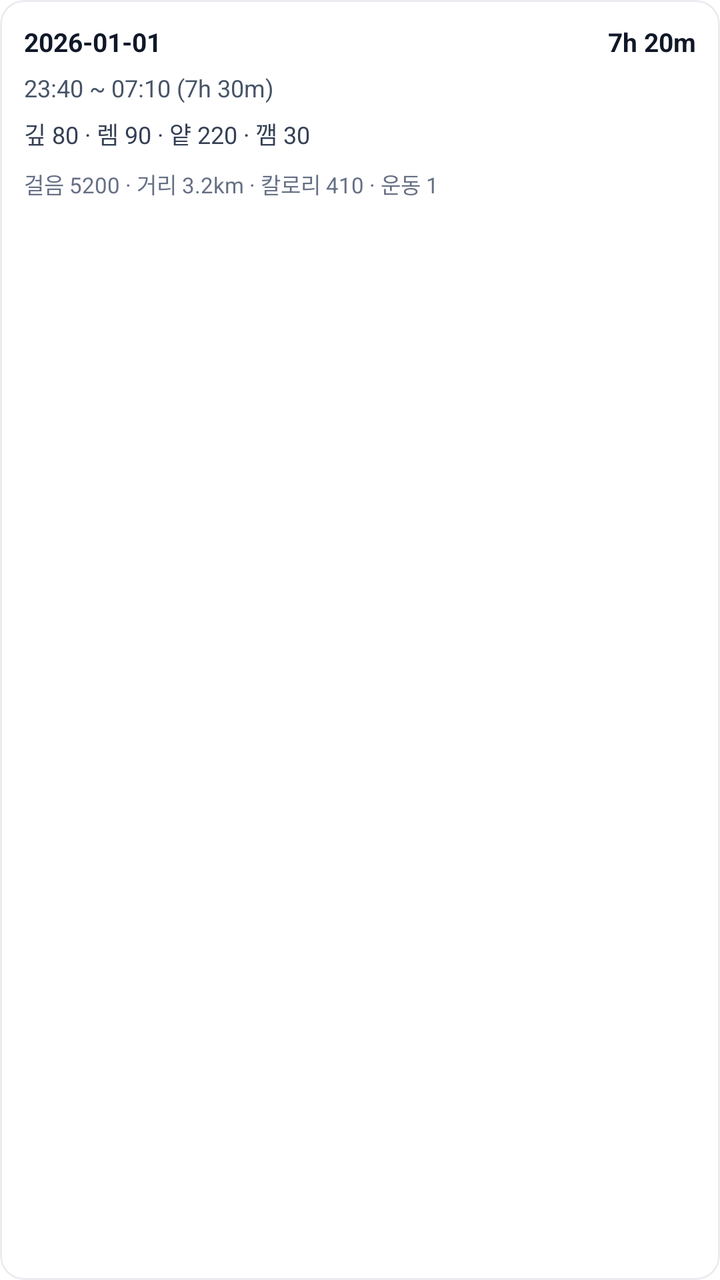
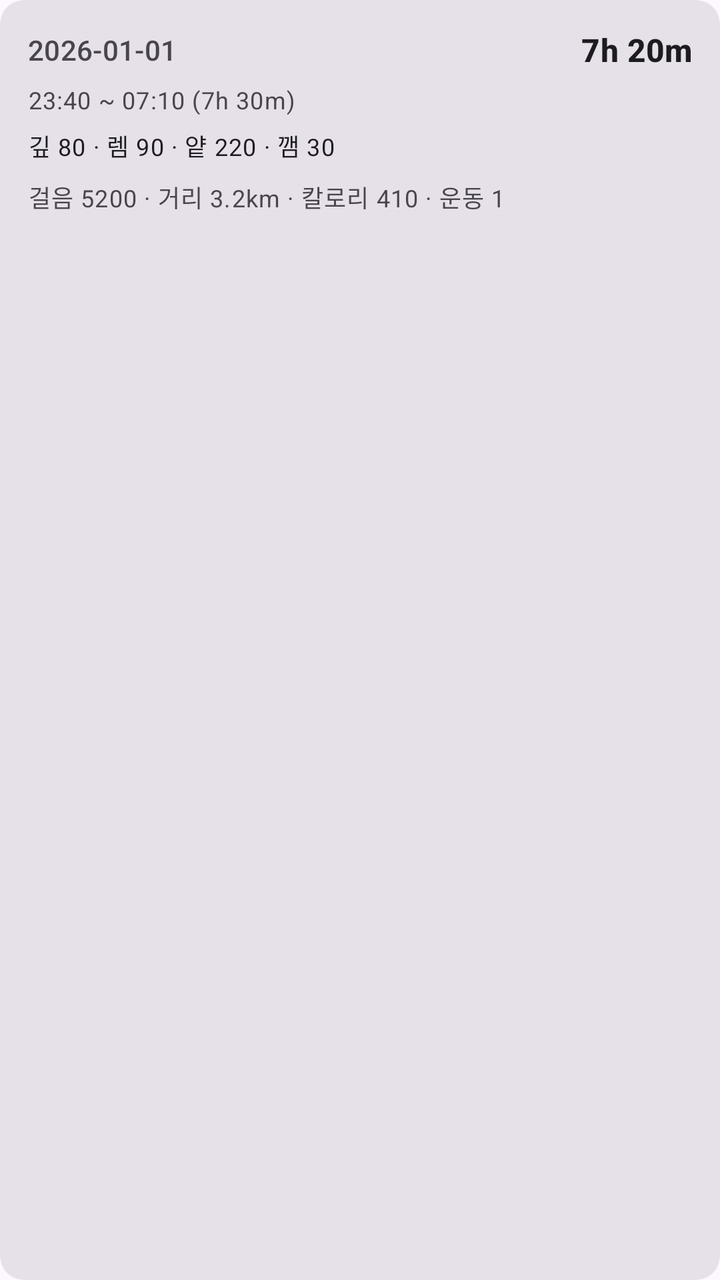

The first picture is an Android layout as it rendered before a commit; the second is the same layout after the commit. The layout source and the unified diff follow.
<!-- AndroidManifest.xml: application theme Theme.OpenclawHealthUploader -->
<!-- res/layout/item_health_daily.xml -->
<?xml version="1.0" encoding="utf-8"?>
<com.google.android.material.card.MaterialCardView xmlns:android="http://schemas.android.com/apk/res/android"
  xmlns:app="http://schemas.android.com/apk/res-auto"
  android:layout_width="match_parent"
  android:layout_height="wrap_content"
  android:layout_marginBottom="6dp"
  app:cardBackgroundColor="#FFFFFF"
  app:cardCornerRadius="12dp"
  app:cardElevation="0dp"
  app:strokeColor="#EAECF0"
  app:strokeWidth="1dp">

  <LinearLayout
    android:layout_width="match_parent"
    android:layout_height="wrap_content"
    android:orientation="vertical"
    android:padding="12dp">

    <LinearLayout
      android:layout_width="match_parent"
      android:layout_height="wrap_content"
      android:gravity="center_vertical"
      android:orientation="horizontal">

      <TextView
        android:id="@+id/tvDay"
        android:layout_width="0dp"
        android:layout_height="wrap_content"
        android:layout_weight="1"
        android:ellipsize="end"
        android:maxLines="1"
        android:text="2026-01-01"
        android:textColor="#101828"
        android:textSize="13sp"
        android:textStyle="bold" />

      <TextView
        android:id="@+id/tvSleepTotal"
        android:layout_width="wrap_content"
        android:layout_height="wrap_content"
        android:gravity="end"
        android:text="7h 20m"
        android:textColor="#101828"
        android:textSize="13sp"
        android:textStyle="bold" />
    </LinearLayout>

    <TextView
      android:id="@+id/tvSleepWindow"
      android:layout_width="match_parent"
      android:layout_height="wrap_content"
      android:layout_marginTop="6dp"
      android:text="23:40 ~ 07:10 (7h 30m)"
      android:textColor="#475467"
      android:textSize="12sp" />

    <TextView
      android:id="@+id/tvSleepStages"
      android:layout_width="match_parent"
      android:layout_height="wrap_content"
      android:layout_marginTop="6dp"
      android:text="깊 80 · 렘 90 · 얕 220 · 깸 30"
      android:textColor="#344054"
      android:textSize="12sp" />

    <TextView
      android:id="@+id/tvActivitySecondary"
      android:layout_width="match_parent"
      android:layout_height="wrap_content"
      android:layout_marginTop="8dp"
      android:text="걸음 5200 · 거리 3.2km · 칼로리 410 · 운동 1"
      android:textColor="#667085"
      android:textSize="11sp" />
  </LinearLayout>

</com.google.android.material.card.MaterialCardView>
<!-- resources referenced by this layout -->
<resources>
  <style name="Theme.OpenclawHealthUploader" parent="Theme.MaterialComponents.DayNight.NoActionBar">
      <item name="android:statusBarColor">@android:color/black</item>
    </style>
</resources>

<!-- the commit's change to res/layout/item_health_daily.xml (unified diff, before → after) -->
@@ -4,17 +4,13 @@
   android:layout_width="match_parent"
   android:layout_height="wrap_content"
   android:layout_marginBottom="6dp"
-  app:cardBackgroundColor="#FFFFFF"
-  app:cardCornerRadius="12dp"
-  app:cardElevation="0dp"
-  app:strokeColor="#EAECF0"
-  app:strokeWidth="1dp">
+  style="@style/Widget.Material3.CardView.Filled">
 
   <LinearLayout
     android:layout_width="match_parent"
     android:layout_height="wrap_content"
     android:orientation="vertical"
-    android:padding="12dp">
+    android:padding="14dp">
 
     <LinearLayout
       android:layout_width="match_parent"
@@ -30,9 +26,8 @@
         android:ellipsize="end"
         android:maxLines="1"
         android:text="2026-01-01"
-        android:textColor="#101828"
-        android:textSize="13sp"
-        android:textStyle="bold" />
+        android:textAppearance="@style/TextAppearance.Material3.LabelLarge"
+        android:textColor="?attr/colorOnSurfaceVariant" />
 
       <TextView
         android:id="@+id/tvSleepTotal"
@@ -40,8 +35,8 @@
         android:layout_height="wrap_content"
         android:gravity="end"
         android:text="7h 20m"
-        android:textColor="#101828"
-        android:textSize="13sp"
+        android:textAppearance="@style/TextAppearance.Material3.TitleMedium"
+        android:textColor="?attr/colorOnSurface"
         android:textStyle="bold" />
     </LinearLayout>
 
@@ -51,8 +46,8 @@
       android:layout_height="wrap_content"
       android:layout_marginTop="6dp"
       android:text="23:40 ~ 07:10 (7h 30m)"
-      android:textColor="#475467"
-      android:textSize="12sp" />
+      android:textAppearance="@style/TextAppearance.Material3.BodySmall"
+      android:textColor="?attr/colorOnSurfaceVariant" />
 
     <TextView
       android:id="@+id/tvSleepStages"
@@ -60,8 +55,8 @@
       android:layout_height="wrap_content"
       android:layout_marginTop="6dp"
       android:text="깊 80 · 렘 90 · 얕 220 · 깸 30"
-      android:textColor="#344054"
-      android:textSize="12sp" />
+      android:textAppearance="@style/TextAppearance.Material3.BodySmall"
+      android:textColor="?attr/colorOnSurface" />
 
     <TextView
       android:id="@+id/tvActivitySecondary"
@@ -69,8 +64,8 @@
       android:layout_height="wrap_content"
       android:layout_marginTop="8dp"
       android:text="걸음 5200 · 거리 3.2km · 칼로리 410 · 운동 1"
-      android:textColor="#667085"
-      android:textSize="11sp" />
+      android:textAppearance="@style/TextAppearance.Material3.BodySmall"
+      android:textColor="?attr/colorOnSurfaceVariant" />
   </LinearLayout>
 
 </com.google.android.material.card.MaterialCardView>
<!-- resource entries referenced after the edit -->
@@ -1,7 +1,8 @@
 <!-- resources referenced by this layout -->
 <resources>
-  <style name="Theme.OpenclawHealthUploader" parent="Theme.MaterialComponents.DayNight.NoActionBar">
-      <item name="android:statusBarColor">@android:color/black</item>
+  <style name="Theme.OpenclawHealthUploader" parent="Theme.Material3.DayNight.NoActionBar">
+      <item name="android:statusBarColor">@android:color/transparent</item>
+      <item name="android:navigationBarColor">@android:color/transparent</item>
     </style>
 </resources>
 
